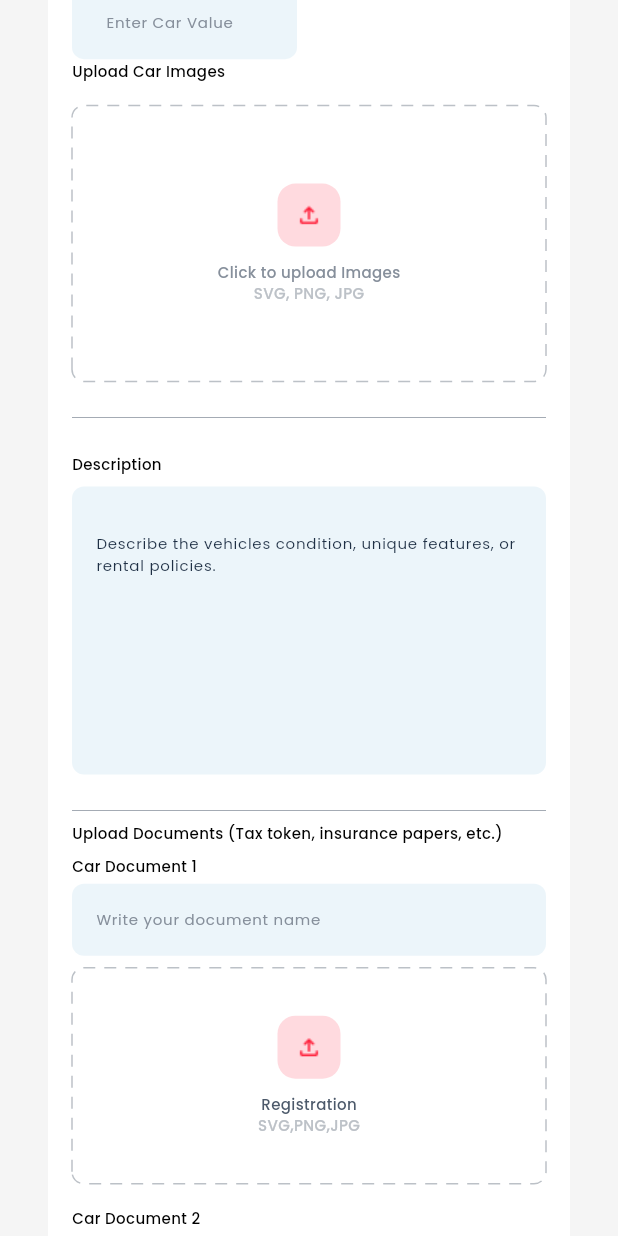
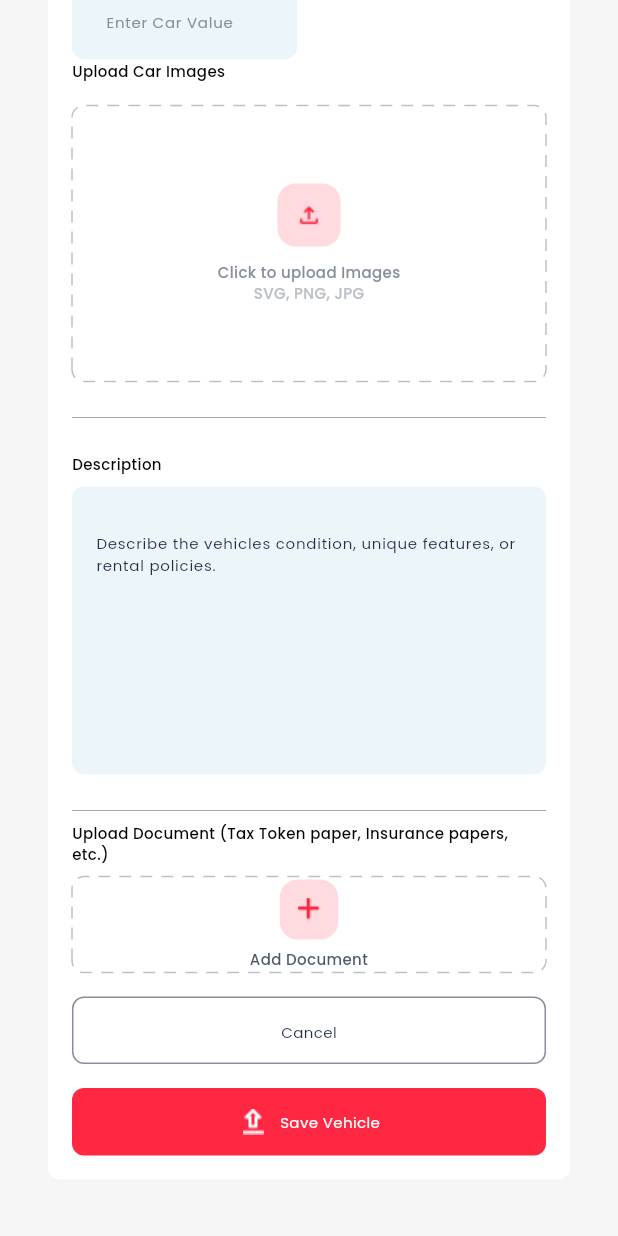
Before and after one commit to huzaifa-huzzi/Car_Rental_Project, a Flutter app: the AddingCarScreen screen opened directly, scrolled down 576 dp, on a phone screen of 412 x 824 dp. Run offline on Flutter 3.47's test engine with Material 3 defaults, Android fonts, the light colour scheme and no system bars; drawn by our look-alikes of dotted_border; our stand-ins replace file_picker, get, go_router, google_fonts, url_strategy; network calls fail.

Commit message:
Changes Implemented from the design in the AddCarForm Widget

```diff
--- a/lib/Car Inventory/AddingCar/Widgets/AddCarFormWidget.dart
+++ b/lib/Car Inventory/AddingCar/Widgets/AddCarFormWidget.dart
@@ -23,6 +23,7 @@ class AddCarFormWidget extends StatelessWidget {
     final isMobile = AppSizes.isMobile(context);
     final isTablet = AppSizes.isTablet(context);
     int columnCount = isMobile ? 2 : (isTablet ? 2 : 3);
+    final double spacing = AppSizes.padding(context);
 
     return Container(
       width: double.infinity,
@@ -39,7 +40,7 @@ class AddCarFormWidget extends StatelessWidget {
         child: Column(
           crossAxisAlignment: CrossAxisAlignment.start,
           children: [
-
+            // ... (Existing CAR DETAILS and GRID FORM)
             /// CAR DETAILS
             Text(TextString.addScreenTitle, style: TTextTheme.h7Style(context)),
             SizedBox(height: AppSizes.verticalPadding(context) * 0.3),
@@ -78,6 +79,7 @@ class AddCarFormWidget extends StatelessWidget {
               },
             ),
 
+
             SizedBox(height: AppSizes.verticalPadding(context)),
 
             // ------------------ IMAGE UPLOAD ------------------
@@ -112,9 +114,10 @@ class AddCarFormWidget extends StatelessWidget {
             SizedBox(height: AppSizes.verticalPadding(context)),
             Divider(thickness: 0.5, color: AppColors.quadrantalTextColor),
 
-            /// DOCUMENTS SECTION
+            /// DOCUMENTS SECTION (Modified)
             _documentsSection(context),
-            SizedBox(height: AppSizes.verticalPadding(context) * 2),
+            // Removed SizedBox here, as spacing is now managed within _documentsSection
+            SizedBox(height: AppSizes.verticalPadding(context)), // Fixed gap before button section
 
             ///BUTTON SECTION
             _buttonSection(context, isMobile),
@@ -126,7 +129,7 @@ class AddCarFormWidget extends StatelessWidget {
 
 
   /// ---------- Extra Widgets --------///
-
+  // ... (Existing _buildDropdown and _buildTextField are unchanged)
   Widget _buildDropdown(
       BuildContext context,
       String label,
@@ -225,12 +228,6 @@ class AddCarFormWidget extends StatelessWidget {
     });
   }
 
-
-
-
-
-
-
 //  Main TextField
   Widget _buildTextField(BuildContext context, String label, TextEditingController controller, {String? prefix, bool isLast = false}) {
     return Column(
@@ -259,10 +256,9 @@ class AddCarFormWidget extends StatelessWidget {
     );
   }
 
-
-
   //  IMAGE UPLOAD BOX Widget
   Widget _imageBox(BuildContext context) {
+    // ... (Unchanged _imageBox implementation)
     return GestureDetector(
       onTap: () => controller.pickImage(),
       child: Obx(() {
@@ -350,11 +346,11 @@ class AddCarFormWidget extends StatelessWidget {
   }
 
   //  DOCUMENT NAME FIELD Widget
-  Widget _documentNameField(BuildContext context, String label, TextEditingController controller) {
+  Widget _documentNameField(BuildContext context, int index, TextEditingController controller) {
     return Column(
       crossAxisAlignment: CrossAxisAlignment.start,
       children: [
-        Text(label, style: TTextTheme.titleTwo(context)),
+        Text(" Document Name", style: TTextTheme.titleTwo(context)),
         SizedBox(height: AppSizes.verticalPadding(context) * 0.3),
         Container(
           padding: EdgeInsets.symmetric(horizontal: AppSizes.padding(context)),
@@ -379,7 +375,8 @@ class AddCarFormWidget extends StatelessWidget {
 
 
 //  DOCUMENT BOX Widget
-  Widget _documentBox(BuildContext context, Rx<DocumentHolder?> selectedDoc, {String? hintText}) {
+  Widget _documentBox(BuildContext context, int index, Rx<DocumentHolder?> selectedDoc) {
+
     bool _isImageFile(String fileName) {
       final imageExtensions = ['.jpg', '.jpeg', '.png', '.gif'];
       final lowerCaseName = fileName.toLowerCase();
@@ -389,6 +386,8 @@ class AddCarFormWidget extends StatelessWidget {
       final docValue = selectedDoc.value;
       final bool isUploaded = docValue != null;
       final bool isImage = isUploaded && _isImageFile(docValue!.name);
+      final String hintText = controller.defaultDocumentNames[index];
+
 
       ImageProvider? imageProvider;
       if (isImage) {
@@ -400,7 +399,7 @@ class AddCarFormWidget extends StatelessWidget {
       }
 
       return GestureDetector(
-        onTap: isUploaded ? null : () => controller.pickDocument(selectedDoc),
+        onTap: isUploaded ? null : () => controller.pickDocument(index),
         child: DottedBorder(
           borderType: BorderType.RRect,
           radius: Radius.circular(AppSizes.borderRadius(context)),
@@ -437,7 +436,7 @@ class AddCarFormWidget extends StatelessWidget {
                         child: Image.asset(IconString.uploadIcon, color: AppColors.primaryColor),
                       ),
                       const SizedBox(height: 10),
-                      Text(hintText ?? "Registration", style: TTextTheme.documnetIsnideSmallText(context)),
+                      Text(hintText, style: TTextTheme.documnetIsnideSmallText(context)),
                       Text("SVG,PNG,JPG", style:TTextTheme.documnetIsnideSmallText2(context)),
                     ],
                   )
@@ -463,7 +462,7 @@ class AddCarFormWidget extends StatelessWidget {
                     top: -8,
                     right: -8,
                     child: GestureDetector(
-                      onTap: () => selectedDoc.value = null,
+                      onTap: () => controller.removeDocumentSlot(index),
                       child: CircleAvatar(
                         radius: 12,
                         backgroundColor: Colors.white,
@@ -480,58 +479,34 @@ class AddCarFormWidget extends StatelessWidget {
   }
 
 
+
+
 //-----ADD document box widget
   Widget _addDocumentBox(BuildContext context) {
-    bool _isImageFile(String fileName) {
-      final imageExtensions = ['.jpg', '.jpeg', '.png', '.svg'];
-      final lowerCaseName = fileName.toLowerCase();
-      return imageExtensions.any((ext) => lowerCaseName.endsWith(ext));
-    }
-    return GestureDetector(
-      onTap: () {
-        controller.pickDocument(controller.selectedDoc3);
-      },
-
-      child: Obx(() {
-        final docValue = controller.selectedDoc3.value;
-        final bool isUploaded = docValue != null;
-        final bool isImage = isUploaded && _isImageFile(docValue!.name);
-
-        ImageProvider? imageProvider;
-        if (isImage) {
-          if (kIsWeb && docValue!.bytes != null) {
-            imageProvider = MemoryImage(docValue.bytes!);
-          } else if (!kIsWeb && docValue!.path != null) {
-            imageProvider = FileImage(File(docValue.path!));
-          }
+    if (controller.selectedDocuments.length >= controller.maxDocuments) {
+      return SizedBox.shrink();
     }
 
-        return DottedBorder(
+
+    return GestureDetector(
+      onTap: () => controller.addDocumentSlot(),
+      child: DottedBorder(
         borderType: BorderType.RRect,
         radius: Radius.circular(AppSizes.borderRadius(context)),
         dashPattern: [8, 6],
-          color: isUploaded ? AppColors.primaryColor : AppColors.tertiaryTextColor,
-          strokeWidth: isUploaded ? 2 : 1,
+        color: AppColors.tertiaryTextColor,
+        strokeWidth: 1,
         child: Container(
-            height: 140, // FIX: Height set to 140 to match _documentBox and prevent overflow
           width: double.infinity,
           decoration: BoxDecoration(
-              color: isUploaded ? Colors.white : Colors.white,
+            color: Colors.white,
             borderRadius: BorderRadius.circular(AppSizes.borderRadius(context)),
-              image: isImage && imageProvider != null
-                  ? DecorationImage(
-                image: imageProvider,
-                fit: BoxFit.cover,
-              )
-                  : null,
           ),
-            child: Stack(
-              clipBehavior: Clip.none,
-              children: [
-                Center(
-                  child: !isUploaded
-                      ? Column(
+          child: Center(
+            child: Column(
+              mainAxisSize: MainAxisSize.min,
               mainAxisAlignment: MainAxisAlignment.center,
+              crossAxisAlignment: CrossAxisAlignment.center,
               children: [
                 Container(
                   padding: const EdgeInsets.all(12),
@@ -539,49 +514,25 @@ class AddCarFormWidget extends StatelessWidget {
                     color: AppColors.iconsBackgroundColor,
                     borderRadius: BorderRadius.circular(12),
                   ),
-                        child: Image.asset(IconString.addIcon, color: AppColors.primaryColor),
+                  child: Image.asset(
+                    IconString.addIcon,
+                    color: AppColors.primaryColor,
                   ),
-                      SizedBox(height: 10),
-                      Text("Add Document", style: TTextTheme.documnetIsnideSmallText(context)),
-                    ],
-                  )
-                      : isImage
-                      ? Container()
-                      : Column(
-                    mainAxisAlignment: MainAxisAlignment.center,
-                    children: [
-                      Icon(Icons.insert_drive_file, size: 40, color: AppColors.primaryColor),
-                      SizedBox(height: 8),
+                ),
+                const SizedBox(height: 6),
                 Text(
-                        docValue!.name,
+                  "Add Document",
+                  style: TTextTheme.documnetIsnideSmallText(context),
                   textAlign: TextAlign.center,
-                        style: TextStyle(fontSize: 12),
                 ),
               ],
             ),
           ),
-
-
-                if (isUploaded)
-                  Positioned(
-                    top: -8,
-                    right: -8,
-                    child: GestureDetector(
-                      onTap: () => controller.selectedDoc3.value = null,
-                      child: CircleAvatar(
-                        radius: 12,
-                        backgroundColor: Colors.white,
-                        child: Image.asset(IconString.deleteIcon, color: AppColors.primaryColor),
-                      ),
-                    ),
-                  ),
-              ],
         ),
       ),
     );
-      }),
-    );
   }
+
 
 
 //-----DOCUMENTS SECTION
@@ -590,70 +541,75 @@ class AddCarFormWidget extends StatelessWidget {
     final double spacing = AppSizes.padding(context);
 
     Widget heading = Text(
-      "Upload Documents (Tax token, insurance papers, etc.)",
+      "Upload Document (Tax Token paper, Insurance papers, etc.)",
       style: TTextTheme.titleTwo(context),
     );
 
+    return Obx(() {
+      final documentCount = controller.selectedDocuments.length;
+      List<Widget> documentWidgets = [];
+
+      for (int i = 0; i < documentCount; i++) {
+        Widget docSlot = Column(
+          crossAxisAlignment: CrossAxisAlignment.start,
+          children: [
+            _documentNameField(context, i, controller.documentNameControllers[i]),
+            SizedBox(height: spacing * 0.5),
+            _documentBox(context, i, controller.selectedDocuments[i]),
+          ],
+        );
+
+        documentWidgets.add(docSlot);
+      }
+      documentWidgets.add(_addDocumentBox(context));
+      final finalDocumentWidgets = documentWidgets.where((widget) => widget is! SizedBox).toList();
+
+
       if (isMobile) {
+        List<Widget> mobileStack = [
+          heading,
+          SizedBox(height: spacing * 0.5),
+        ];
+
+        for (int i = 0; i < finalDocumentWidgets.length; i++) {
+          mobileStack.add(finalDocumentWidgets[i]);
+          if (i < finalDocumentWidgets.length - 1) {
+            mobileStack.add(SizedBox(height: spacing));
+          }
+        }
+
+
+        return Column(
+          crossAxisAlignment: CrossAxisAlignment.start,
+          children: mobileStack,
+        );
+      } else {
+        // Tablet/Web: Grid layout. GridView's mainAxisSpacing handles vertical gap.
         return Column(
           crossAxisAlignment: CrossAxisAlignment.start,
           children: [
             heading,
             SizedBox(height: spacing * 0.5),
 
-
-          _documentNameField(context, "Car Document 1", controller.docName1Controller),
-          SizedBox(height: spacing * 0.5),
-          _documentBox(context, controller.selectedDoc1, hintText: "Registration"),
-          SizedBox(height: spacing),
-
-
-          _documentNameField(context, "Car Document 2", controller.docName2Controller),
-          SizedBox(height: spacing * 0.5),
-          _documentBox(context, controller.selectedDoc2, hintText: "Insurance"),
-          SizedBox(height: spacing),
-
-          // 3. Add Document Box
-          _addDocumentBox(context),
-        ],
-      );
-    } else {
-
-      return Column(
-        crossAxisAlignment: CrossAxisAlignment.start,
-        children: [
-          heading,
-          SizedBox(height: spacing * 0.5),
-
-
-          Row(
-            crossAxisAlignment: CrossAxisAlignment.start,
-            children: [
-              Expanded(child: _documentNameField(context, "Car Document 1", controller.docName1Controller)),
-              SizedBox(width: spacing),
-              Expanded(child: _documentNameField(context, "Car Document 2", controller.docName2Controller)),
-              SizedBox(width: spacing),
-              Expanded(child: Container()),
-            ],
+            GridView.builder(
+              shrinkWrap: true,
+              physics: NeverScrollableScrollPhysics(),
+              gridDelegate: SliverGridDelegateWithFixedCrossAxisCount(
+                crossAxisCount: 3,
+                crossAxisSpacing: spacing,
+                mainAxisSpacing: spacing,
+                childAspectRatio: 1.0,
               ),
-          SizedBox(height: spacing * 0.5),
-
-
-          Row(
-            crossAxisAlignment: CrossAxisAlignment.start,
-            children: [
-              Expanded(child: _documentBox(context, controller.selectedDoc1, hintText: "Registration")),
-              SizedBox(width: spacing),
-              Expanded(child: _documentBox(context, controller.selectedDoc2, hintText: "Insurance")),
-              SizedBox(width: spacing),
-              Expanded(child: _addDocumentBox(context)),
-            ],
+              itemCount: finalDocumentWidgets.length,
+              itemBuilder: (context, index) {
+                return finalDocumentWidgets[index];
+              },
             ),
           ],
         );
       }
+    });
   }
-
 
 
   // Button Section
--- a/lib/Car Inventory/Car Directory/CarInventoryController.dart
+++ b/lib/Car Inventory/Car Directory/CarInventoryController.dart
@@ -17,8 +17,9 @@ class DocumentHolder {
   final String? path;
   final Uint8List? bytes;
   final String name;
+  final String defaultHint;
 
-  DocumentHolder({this.path, this.bytes, required this.name});
+  DocumentHolder({this.path, this.bytes, required this.name, required this.defaultHint});
 }
 
 
@@ -135,25 +136,71 @@ class CarInventoryController extends GetxController {
 
 
  /// AddingCar Screen
- final  seatsController = TextEditingController();
- final engineController = TextEditingController();
- final colorController = TextEditingController();
- final  regController = TextEditingController();
- final  valueController = TextEditingController();
- final  weeklyRentController = TextEditingController();
+  final seatsController = TextEditingController();
+  final engineController = TextEditingController();
+  final colorController = TextEditingController();
+  final regController = TextEditingController();
+  final valueController = TextEditingController();
+  final weeklyRentController = TextEditingController();
   var openedDropdown = "".obs;
-  Rx<DocumentHolder?> selectedDoc1 = Rx<DocumentHolder?>(null);
-  Rx<DocumentHolder?> selectedDoc2 = Rx<DocumentHolder?>(null);
-  Rx<DocumentHolder?> selectedDoc3 = Rx<DocumentHolder?>(null);
 
-  TextEditingController docName1Controller = TextEditingController();
-  TextEditingController docName2Controller = TextEditingController();
+  // New Dynamic Document Lists
+  RxList<Rx<DocumentHolder?>> selectedDocuments = <Rx<DocumentHolder?>>[].obs;
+  RxList<TextEditingController> documentNameControllers = <TextEditingController>[].obs;
+
+  final List<String> defaultDocumentNames = ["Document", "Document", "Document", "Document", "Document", "Document"];
+  final int maxDocuments = 6;
 
 
+  // Initial state: Only "Add Document" button is shown.
 
-  RxList<ImageHolder> selectedImages = <ImageHolder>[].obs;
+  void addDocumentSlot() {
+    if (selectedDocuments.length < maxDocuments) {
+      String defaultHint = defaultDocumentNames[selectedDocuments.length];
+
+      documentNameControllers.add(TextEditingController());
+
+      selectedDocuments.add(Rx<DocumentHolder?>(null));
+    } else {
+      Get.snackbar("Limit Reached", "You can only add a maximum of $maxDocuments documents.");
+    }
+  }
+
+  void removeDocumentSlot(int index) {
+    if (index >= 0 && index < selectedDocuments.length) {
+      documentNameControllers[index].dispose();
+      documentNameControllers.removeAt(index);
+
+      selectedDocuments.removeAt(index);
+
+    }
+  }
 
 
+  Future<void> pickDocument(int index) async {
+    FilePickerResult? result = await FilePicker.platform.pickFiles(
+      type: FileType.custom,
+      allowedExtensions: ['pdf', 'doc', 'docx', 'png', 'jpg', 'jpeg'],
+      withData: kIsWeb ? true : false,
+      withReadStream: kIsWeb ? false : true,
+    );
+
+    if (result != null && result.files.isNotEmpty) {
+      final file = result.files.first;
+      String name = file.name;
+      String defaultHint = defaultDocumentNames[index];
+
+      if (kIsWeb) {
+        if (file.bytes != null) {
+          selectedDocuments[index].value = DocumentHolder(bytes: file.bytes, name: name, defaultHint: defaultHint);
+        }
+      } else {
+        if (file.path != null) {
+          selectedDocuments[index].value = DocumentHolder(path: file.path, name: name, defaultHint: defaultHint);
+        }
+      }
+    }
+  }
   Future<void> pickImage() async {
     FilePickerResult? result = await FilePicker.platform.pickFiles(
       type: FileType.custom,
@@ -167,54 +214,23 @@ class CarInventoryController extends GetxController {
         if (kIsWeb) {
 
           if (file.bytes != null) {
-            selectedImages.add(ImageHolder(bytes: file.bytes));
+            selectedImages.add(ImageHolder(bytes: file.bytes, name: file.name));
           }
         } else {
 
           if (file.path != null) {
-            selectedImages.add(ImageHolder(path: file.path));
+            selectedImages.add(ImageHolder(path: file.path, name: file.name));
           }
         }
       }
     }
   }
 
-  void toggleDropdown(String id) {
-    if (openedDropdown.value == id) {
-      openedDropdown.value = "";
-    } else {
-      openedDropdown.value = id;
-    }
-  }
-
+  RxList<ImageHolder> selectedImages = <ImageHolder>[].obs;
 
   void removeImage(int index) {
     if (index >= 0 && index < selectedImages.length) {
       selectedImages.removeAt(index);
-    }
-
-
-
-  }
-
-  Future<void> pickDocument(Rx<DocumentHolder?> doc) async {
-    FilePickerResult? result = await FilePicker.platform.pickFiles(
-      type: FileType.custom,
-      allowedExtensions: ['pdf', 'doc', 'docx', 'png', 'jpg', 'jpeg'],
-      withData: kIsWeb,
-    );
-
-    if (result != null && result.files.isNotEmpty) {
-      final file = result.files.first;
-      if (kIsWeb) {
-        if (file.bytes != null) {
-          doc.value = DocumentHolder(bytes: file.bytes, name: file.name);
-        }
-      } else {
-        if (file.path != null) {
-          doc.value = DocumentHolder(path: file.path, name: file.name);
-        }
-      }
     }
   }
 
```
Lines whose indentation alone changed are shown as unchanged.
